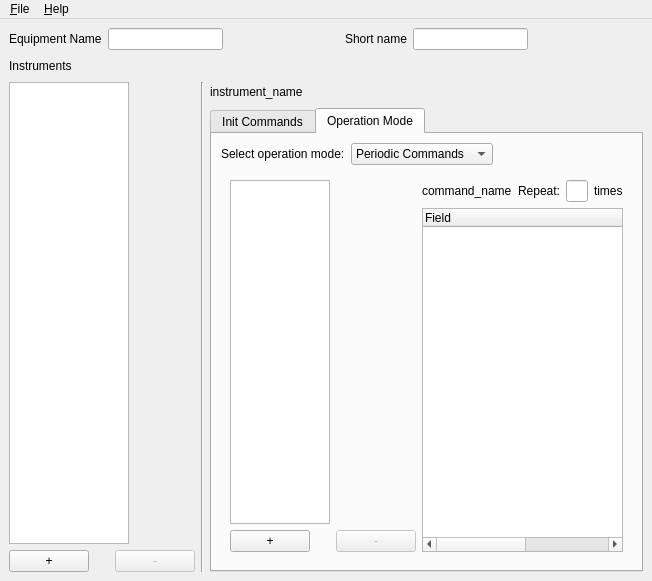
Above: ui/equipmenteditor_mainwindow.ui from xbosch/gdais before the change. Below: the same form after it.
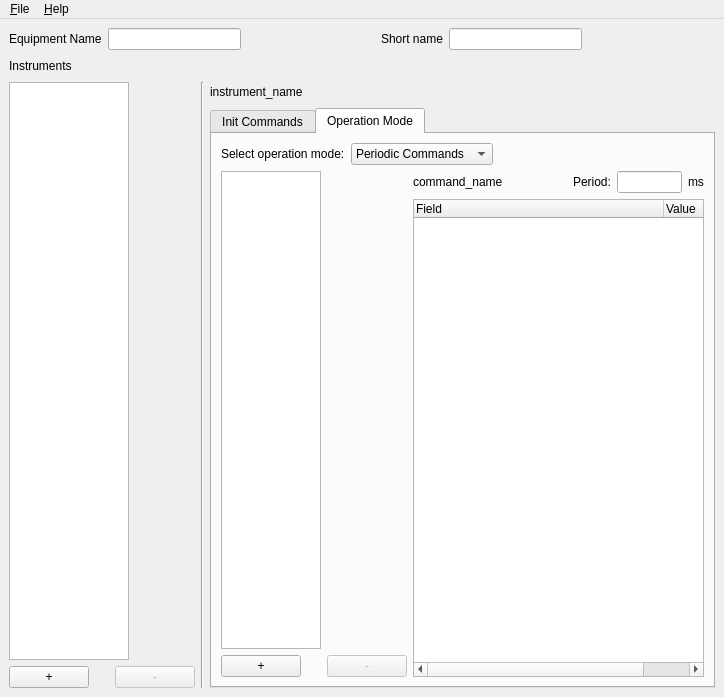
That is the form after the change. The open tabs and pages were chosen to show the change.

Commit message: Completed Equiment editor UI.

Patch:
```diff
--- a/ui/equipmenteditor_mainwindow.ui
+++ b/ui/equipmenteditor_mainwindow.ui
@@ -6,8 +6,8 @@
    <rect>
     <x>0</x>
     <y>0</y>
-    <width>622</width>
-    <height>581</height>
+    <width>724</width>
+    <height>697</height>
    </rect>
   </property>
   <property name="windowTitle">
@@ -196,6 +196,9 @@
         </item>
         <item>
          <widget class="QTabWidget" name="tabWidget">
+          <property name="currentIndex">
+           <number>0</number>
+          </property>
           <widget class="QWidget" name="init_commands_tab">
            <attribute name="title">
             <string>Init Commands</string>
@@ -292,9 +295,6 @@
                 <attribute name="headerDefaultSectionSize">
                  <number>250</number>
                 </attribute>
-                <attribute name="headerDefaultSectionSize">
-                 <number>250</number>
-                </attribute>
                 <column>
                  <property name="text">
                   <string>Field</string>
@@ -360,13 +360,11 @@
              </layout>
             </item>
             <item>
-             <widget class="QStackedWidget" name="operation_mode_stack">
-              <widget class="QWidget" name="periodic_commands_page">
-               <layout class="QHBoxLayout" name="horizontalLayout_9">
+             <layout class="QHBoxLayout" name="horizontalLayout_2">
                 <item>
                  <layout class="QVBoxLayout" name="verticalLayout_4">
                   <item>
-                   <widget class="QListWidget" name="periodic_commands_list">
+                 <widget class="QListWidget" name="operation_commands_list">
                     <property name="sizePolicy">
                      <sizepolicy hsizetype="Fixed" vsizetype="Expanding">
                       <horstretch>0</horstretch>
@@ -384,7 +382,7 @@
                   <item>
                    <layout class="QHBoxLayout" name="horizontalLayout_14">
                     <item>
-                     <widget class="QPushButton" name="periodic_commands_add">
+                   <widget class="QPushButton" name="operation_commands_add">
                       <property name="text">
                        <string>+</string>
                       </property>
@@ -407,7 +405,7 @@
                      </spacer>
                     </item>
                     <item>
-                     <widget class="QPushButton" name="periodic_commands_delete">
+                   <widget class="QPushButton" name="operation_commands_delete">
                       <property name="enabled">
                        <bool>false</bool>
                       </property>
@@ -438,70 +436,14 @@
                      </spacer>
                     </item>
                     <item row="0" column="2">
-                     <widget class="QLabel" name="label_6">
+                   <widget class="QLabel" name="operation_command_param_pre_txt">
                       <property name="text">
                        <string>Period:</string>
                       </property>
                      </widget>
                     </item>
                     <item row="0" column="3">
-                     <widget class="QLineEdit" name="periodic_command_period"/>
-                    </item>
-                    <item row="0" column="0">
-                     <widget class="QLabel" name="periodic_command_name">
-                      <property name="text">
-                       <string>command_name</string>
-                      </property>
-                     </widget>
-                    </item>
-                    <item row="0" column="4">
-                     <widget class="QLabel" name="label_11">
-                      <property name="text">
-                       <string>ms</string>
-                      </property>
-                     </widget>
-                    </item>
-                   </layout>
-                  </item>
-                  <item>
-                   <widget class="QTreeWidget" name="periodic_command_values">
-                    <property name="rootIsDecorated">
-                     <bool>false</bool>
-                    </property>
-                    <attribute name="headerDefaultSectionSize">
-                     <number>250</number>
-                    </attribute>
-                    <attribute name="headerDefaultSectionSize">
-                     <number>250</number>
-                    </attribute>
-                    <column>
-                     <property name="text">
-                      <string>Field</string>
-                     </property>
-                    </column>
-                    <column>
-                     <property name="text">
-                      <string>Value</string>
-                     </property>
-                    </column>
-                   </widget>
-                  </item>
-                 </layout>
-                </item>
-               </layout>
-              </widget>
-              <widget class="QWidget" name="time_sequences_page">
-               <layout class="QHBoxLayout" name="horizontalLayout_2">
-                <item>
-                 <layout class="QVBoxLayout" name="verticalLayout_10">
-                  <item>
-                   <widget class="QListWidget" name="time_sequences_list">
-                    <property name="sizePolicy">
-                     <sizepolicy hsizetype="Fixed" vsizetype="Expanding">
-                      <horstretch>0</horstretch>
-                      <verstretch>0</verstretch>
-                     </sizepolicy>
-                    </property>
+                   <widget class="QLineEdit" name="operation_command_param">
                     <property name="maximumSize">
                      <size>
                       <width>100</width>
@@ -510,81 +452,15 @@
                     </property>
                    </widget>
                   </item>
-                  <item>
-                   <layout class="QHBoxLayout" name="horizontalLayout_15">
-                    <item>
-                     <widget class="QPushButton" name="time_sequences_add">
-                      <property name="text">
-                       <string>+</string>
-                      </property>
-                     </widget>
-                    </item>
-                    <item>
-                     <spacer name="horizontalSpacer_17">
-                      <property name="orientation">
-                       <enum>Qt::Horizontal</enum>
-                      </property>
-                      <property name="sizeType">
-                       <enum>QSizePolicy::Minimum</enum>
-                      </property>
-                      <property name="sizeHint" stdset="0">
-                       <size>
-                        <width>20</width>
-                        <height>20</height>
-                       </size>
-                      </property>
-                     </spacer>
-                    </item>
-                    <item>
-                     <widget class="QPushButton" name="time_sequences_delete">
-                      <property name="enabled">
-                       <bool>false</bool>
-                      </property>
-                      <property name="text">
-                       <string>-</string>
-                      </property>
-                     </widget>
-                    </item>
-                   </layout>
-                  </item>
-                 </layout>
-                </item>
-                <item>
-                 <layout class="QVBoxLayout" name="verticalLayout_9">
-                  <item>
-                   <layout class="QGridLayout" name="gridLayout_4">
-                    <item row="0" column="1">
-                     <spacer name="horizontalSpacer_7">
-                      <property name="orientation">
-                       <enum>Qt::Horizontal</enum>
-                      </property>
-                      <property name="sizeHint" stdset="0">
-                       <size>
-                        <width>100</width>
-                        <height>20</height>
-                       </size>
-                      </property>
-                     </spacer>
-                    </item>
-                    <item row="0" column="2">
-                     <widget class="QLabel" name="label_8">
-                      <property name="text">
-                       <string>Duration:</string>
-                      </property>
-                     </widget>
-                    </item>
-                    <item row="0" column="3">
-                     <widget class="QLineEdit" name="time_sequence_duration"/>
-                    </item>
                     <item row="0" column="0">
-                     <widget class="QLabel" name="time_sequence_name">
+                   <widget class="QLabel" name="operation_command_name">
                       <property name="text">
                        <string>command_name</string>
                       </property>
                      </widget>
                     </item>
                     <item row="0" column="4">
-                     <widget class="QLabel" name="label_10">
+                   <widget class="QLabel" name="operation_command_param_post_txt">
                       <property name="text">
                        <string>ms</string>
                       </property>
@@ -593,16 +469,13 @@
                    </layout>
                   </item>
                   <item>
-                   <widget class="QTreeWidget" name="time_sequence_values">
+                 <widget class="QTreeWidget" name="operation_command_values">
                     <property name="rootIsDecorated">
                      <bool>false</bool>
                     </property>
                     <attribute name="headerDefaultSectionSize">
                      <number>250</number>
                     </attribute>
-                    <attribute name="headerDefaultSectionSize">
-                     <number>250</number>
-                    </attribute>
                     <column>
                      <property name="text">
                       <string>Field</string>
@@ -618,137 +491,6 @@
                  </layout>
                 </item>
                </layout>
-              </widget>
-              <widget class="QWidget" name="blocking_sequences_page">
-               <layout class="QHBoxLayout" name="horizontalLayout_8">
-                <item>
-                 <layout class="QVBoxLayout" name="verticalLayout_12">
-                  <item>
-                   <widget class="QListWidget" name="blocking_sequences_list">
-                    <property name="sizePolicy">
-                     <sizepolicy hsizetype="Fixed" vsizetype="Expanding">
-                      <horstretch>0</horstretch>
-                      <verstretch>0</verstretch>
-                     </sizepolicy>
-                    </property>
-                    <property name="maximumSize">
-                     <size>
-                      <width>100</width>
-                      <height>16777215</height>
-                     </size>
-                    </property>
-                   </widget>
-                  </item>
-                  <item>
-                   <layout class="QHBoxLayout" name="horizontalLayout_16">
-                    <item>
-                     <widget class="QPushButton" name="blocking_sequences_add">
-                      <property name="text">
-                       <string>+</string>
-                      </property>
-                     </widget>
-                    </item>
-                    <item>
-                     <spacer name="horizontalSpacer_18">
-                      <property name="orientation">
-                       <enum>Qt::Horizontal</enum>
-                      </property>
-                      <property name="sizeType">
-                       <enum>QSizePolicy::Minimum</enum>
-                      </property>
-                      <property name="sizeHint" stdset="0">
-                       <size>
-                        <width>20</width>
-                        <height>20</height>
-                       </size>
-                      </property>
-                     </spacer>
-                    </item>
-                    <item>
-                     <widget class="QPushButton" name="blocking_sequences_delete">
-                      <property name="enabled">
-                       <bool>false</bool>
-                      </property>
-                      <property name="text">
-                       <string>-</string>
-                      </property>
-                     </widget>
-                    </item>
-                   </layout>
-                  </item>
-                 </layout>
-                </item>
-                <item>
-                 <layout class="QVBoxLayout" name="verticalLayout_11">
-                  <item>
-                   <layout class="QGridLayout" name="gridLayout_5">
-                    <item row="0" column="1">
-                     <spacer name="horizontalSpacer_8">
-                      <property name="orientation">
-                       <enum>Qt::Horizontal</enum>
-                      </property>
-                      <property name="sizeHint" stdset="0">
-                       <size>
-                        <width>100</width>
-                        <height>0</height>
-                       </size>
-                      </property>
-                     </spacer>
-                    </item>
-                    <item row="0" column="2">
-                     <widget class="QLabel" name="label_7">
-                      <property name="text">
-                       <string>Repeat:</string>
-                      </property>
-                     </widget>
-                    </item>
-                    <item row="0" column="3">
-                     <widget class="QLineEdit" name="blocking_sequence_repeat"/>
-                    </item>
-                    <item row="0" column="0">
-                     <widget class="QLabel" name="blocking_sequence_name">
-                      <property name="text">
-                       <string>command_name</string>
-                      </property>
-                     </widget>
-                    </item>
-                    <item row="0" column="4">
-                     <widget class="QLabel" name="label_9">
-                      <property name="text">
-                       <string>times</string>
-                      </property>
-                     </widget>
-                    </item>
-                   </layout>
-                  </item>
-                  <item>
-                   <widget class="QTreeWidget" name="blocking_sequence_values">
-                    <property name="rootIsDecorated">
-                     <bool>false</bool>
-                    </property>
-                    <attribute name="headerDefaultSectionSize">
-                     <number>250</number>
-                    </attribute>
-                    <attribute name="headerDefaultSectionSize">
-                     <number>250</number>
-                    </attribute>
-                    <column>
-                     <property name="text">
-                      <string>Field</string>
-                     </property>
-                    </column>
-                    <column>
-                     <property name="text">
-                      <string>Value</string>
-                     </property>
-                    </column>
-                   </widget>
-                  </item>
-                 </layout>
-                </item>
-               </layout>
-              </widget>
-             </widget>
             </item>
            </layout>
           </widget>
@@ -765,7 +507,7 @@
     <rect>
      <x>0</x>
      <y>0</y>
-     <width>622</width>
+     <width>724</width>
      <height>23</height>
     </rect>
    </property>
```
Left out of the diff: 32 changed lines with no effect on the pictures. Lines whose indentation alone changed are shown as unchanged. The commit also changes 7 other files.
